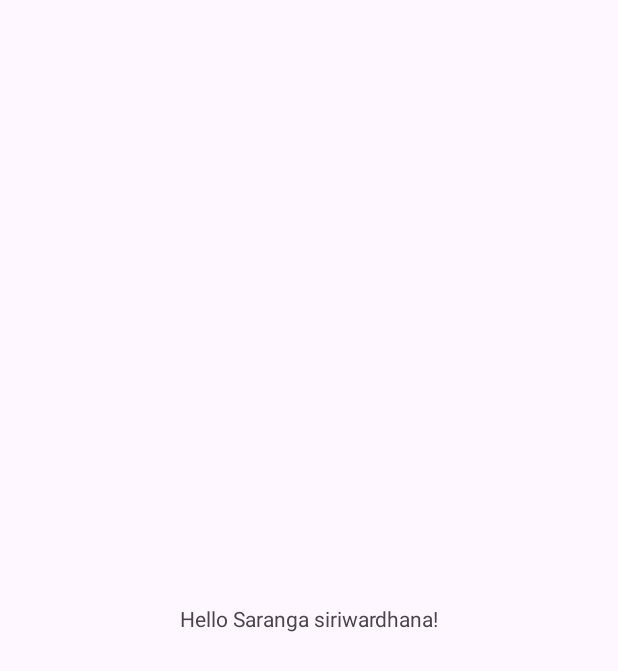
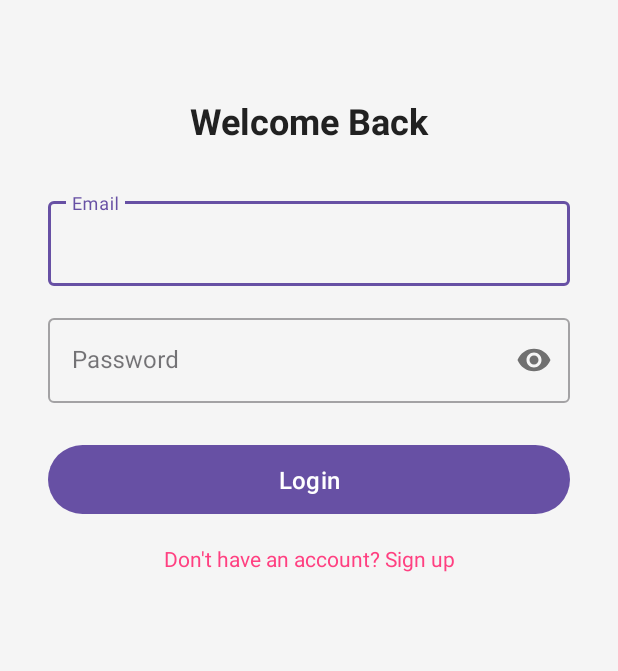
Before and after one commit to SarangaSiriwardhana9/EAD-E_commerce_App, an Android app: the screen it shows after launch (MainActivity before the commit, LoginActivity after it), on a phone screen of 412 x 824 dp. Shown: the top 671 px of the screen. Run offline under Robolectric (Android 15) with nearby library versions, the phone set to English and light mode, and no system bars.

Commit message:
create the login and signup screens

```diff
--- /dev/null
+++ b/app/src/main/java/com/example/ssd_e_commerce/LoginActivity.kt
@@ -0,0 +1,40 @@
+package com.example.ssd_e_commerce
+
+import android.content.Intent
+import android.os.Bundle
+import android.widget.Toast
+import androidx.appcompat.app.AppCompatActivity
+import com.google.android.material.button.MaterialButton
+import com.google.android.material.textfield.TextInputEditText
+import com.google.android.material.textview.MaterialTextView
+
+class LoginActivity : AppCompatActivity() {
+    override fun onCreate(savedInstanceState: Bundle?) {
+        super.onCreate(savedInstanceState)
+        setContentView(R.layout.activity_login)
+
+        val emailEditText: TextInputEditText = findViewById(R.id.emailEditText)
+        val passwordEditText: TextInputEditText = findViewById(R.id.passwordEditText)
+        val loginButton: MaterialButton = findViewById(R.id.loginButton)
+        val signupTextView: MaterialTextView = findViewById(R.id.signupTextView)
+
+        loginButton.setOnClickListener {
+            val email = emailEditText.text.toString()
+            val password = passwordEditText.text.toString()
+
+            if (email.isNotEmpty() && password.isNotEmpty()) {
+                // Here you would typically validate the credentials
+                val intent = Intent(this, MainActivity::class.java)
+                startActivity(intent)
+                finish()
+            } else {
+                Toast.makeText(this, "Please enter email and password", Toast.LENGTH_SHORT).show()
+            }
+        }
+
+        signupTextView.setOnClickListener {
+            val intent = Intent(this, SignupActivity::class.java)
+            startActivity(intent)
+        }
+    }
+}
--- a/app/src/main/java/com/example/ssd_e_commerce/MainActivity.kt
+++ b/app/src/main/java/com/example/ssd_e_commerce/MainActivity.kt
@@ -1,20 +1,11 @@
 package com.example.ssd_e_commerce
 
 import android.os.Bundle
-import androidx.activity.enableEdgeToEdge
 import androidx.appcompat.app.AppCompatActivity
-import androidx.core.view.ViewCompat
-import androidx.core.view.WindowInsetsCompat
 
 class MainActivity : AppCompatActivity() {
     override fun onCreate(savedInstanceState: Bundle?) {
         super.onCreate(savedInstanceState)
-        enableEdgeToEdge()
         setContentView(R.layout.activity_main)
-        ViewCompat.setOnApplyWindowInsetsListener(findViewById(R.id.main)) { v, insets ->
-            val systemBars = insets.getInsets(WindowInsetsCompat.Type.systemBars())
-            v.setPadding(systemBars.left, systemBars.top, systemBars.right, systemBars.bottom)
-            insets
-        }
     }
 }
--- /dev/null
+++ b/app/src/main/res/layout/activity_login.xml
@@ -0,0 +1,85 @@
+<?xml version="1.0" encoding="utf-8"?>
+<androidx.constraintlayout.widget.ConstraintLayout xmlns:android="http://schemas.android.com/apk/res/android"
+    xmlns:app="http://schemas.android.com/apk/res-auto"
+    xmlns:tools="http://schemas.android.com/tools"
+    android:layout_width="match_parent"
+    android:layout_height="match_parent"
+    android:background="@color/background"
+    tools:context=".LoginActivity">
+
+    <com.google.android.material.textview.MaterialTextView
+        android:id="@+id/titleTextView"
+        android:layout_width="wrap_content"
+        android:layout_height="wrap_content"
+        android:layout_marginTop="64dp"
+        android:text="Welcome Back"
+        android:textColor="@color/primary_text"
+        android:textSize="24sp"
+        android:textStyle="bold"
+        app:layout_constraintEnd_toEndOf="parent"
+        app:layout_constraintStart_toStartOf="parent"
+        app:layout_constraintTop_toTopOf="parent" />
+
+    <com.google.android.material.textfield.TextInputLayout
+        android:id="@+id/emailInputLayout"
+        style="@style/Widget.MaterialComponents.TextInputLayout.OutlinedBox"
+        android:layout_width="0dp"
+        android:layout_height="wrap_content"
+        android:layout_marginStart="32dp"
+        android:layout_marginTop="32dp"
+        android:layout_marginEnd="32dp"
+        app:layout_constraintEnd_toEndOf="parent"
+        app:layout_constraintStart_toStartOf="parent"
+        app:layout_constraintTop_toBottomOf="@+id/titleTextView">
+
+        <com.google.android.material.textfield.TextInputEditText
+            android:id="@+id/emailEditText"
+            android:layout_width="match_parent"
+            android:layout_height="wrap_content"
+            android:hint="Email"
+            android:inputType="textEmailAddress" />
+    </com.google.android.material.textfield.TextInputLayout>
+
+    <com.google.android.material.textfield.TextInputLayout
+        android:id="@+id/passwordInputLayout"
+        style="@style/Widget.MaterialComponents.TextInputLayout.OutlinedBox"
+        android:layout_width="0dp"
+        android:layout_height="wrap_content"
+        android:layout_marginTop="16dp"
+        app:layout_constraintEnd_toEndOf="@+id/emailInputLayout"
+        app:layout_constraintStart_toStartOf="@+id/emailInputLayout"
+        app:layout_constraintTop_toBottomOf="@+id/emailInputLayout"
+        app:passwordToggleEnabled="true">
+
+        <com.google.android.material.textfield.TextInputEditText
+            android:id="@+id/passwordEditText"
+            android:layout_width="match_parent"
+            android:layout_height="wrap_content"
+            android:hint="Password"
+            android:inputType="textPassword" />
+    </com.google.android.material.textfield.TextInputLayout>
+
+    <com.google.android.material.button.MaterialButton
+        android:id="@+id/loginButton"
+        android:layout_width="0dp"
+        android:layout_height="wrap_content"
+        android:layout_marginTop="24dp"
+        android:padding="12dp"
+        android:text="Login"
+        android:textSize="16sp"
+        app:layout_constraintEnd_toEndOf="@+id/passwordInputLayout"
+        app:layout_constraintStart_toStartOf="@+id/passwordInputLayout"
+        app:layout_constraintTop_toBottomOf="@+id/passwordInputLayout" />
+
+    <com.google.android.material.textview.MaterialTextView
+        android:id="@+id/signupTextView"
+        android:layout_width="wrap_content"
+        android:layout_height="wrap_content"
+        android:layout_marginTop="16dp"
+        android:text="Don't have an account? Sign up"
+        android:textColor="@color/accent"
+        app:layout_constraintEnd_toEndOf="@+id/loginButton"
+        app:layout_constraintStart_toStartOf="@+id/loginButton"
+        app:layout_constraintTop_toBottomOf="@+id/loginButton" />
+
+</androidx.constraintlayout.widget.ConstraintLayout>
--- a/app/src/main/res/layout/activity_main.xml
+++ b/app/src/main/res/layout/activity_main.xml
@@ -2,7 +2,6 @@
 <androidx.constraintlayout.widget.ConstraintLayout xmlns:android="http://schemas.android.com/apk/res/android"
     xmlns:app="http://schemas.android.com/apk/res-auto"
     xmlns:tools="http://schemas.android.com/tools"
-    android:id="@+id/main"
     android:layout_width="match_parent"
     android:layout_height="match_parent"
     tools:context=".MainActivity">
@@ -10,7 +9,7 @@
     <TextView
         android:layout_width="wrap_content"
         android:layout_height="wrap_content"
-        android:text="Hello Saranga siriwardhana!"
+        android:text="Hello World!"
         app:layout_constraintBottom_toBottomOf="parent"
         app:layout_constraintEnd_toEndOf="parent"
         app:layout_constraintStart_toStartOf="parent"
--- a/app/src/main/res/values/colors.xml
+++ b/app/src/main/res/values/colors.xml
@@ -1,5 +1,12 @@
 <?xml version="1.0" encoding="utf-8"?>
 <resources>
-    <color name="black">#FF000000</color>
-    <color name="white">#FFFFFFFF</color>
+    <color name="primary">#3F51B5</color>
+    <color name="primary_dark">#303F9F</color>
+    <color name="primary_light">#C5CAE9</color>
+    <color name="accent">#FF4081</color>
+    <color name="primary_text">#212121</color>
+    <color name="secondary_text">#757575</color>
+    <color name="icons">#FFFFFF</color>
+    <color name="divider">#BDBDBD</color>
+    <color name="background">#F5F5F5</color>
 </resources>
```
Also changed, not shown: app/src/main/AndroidManifest.xml (+7 -4 lines), app/src/main/java/com/example/ssd_e_commerce/SignupActivity.kt (added, +42 -0 lines), app/src/main/res/layout/activity_signup.xml (added, +111 -0 lines), app/src/main/res/values/arrays.xml (added, +7 -0 lines).
